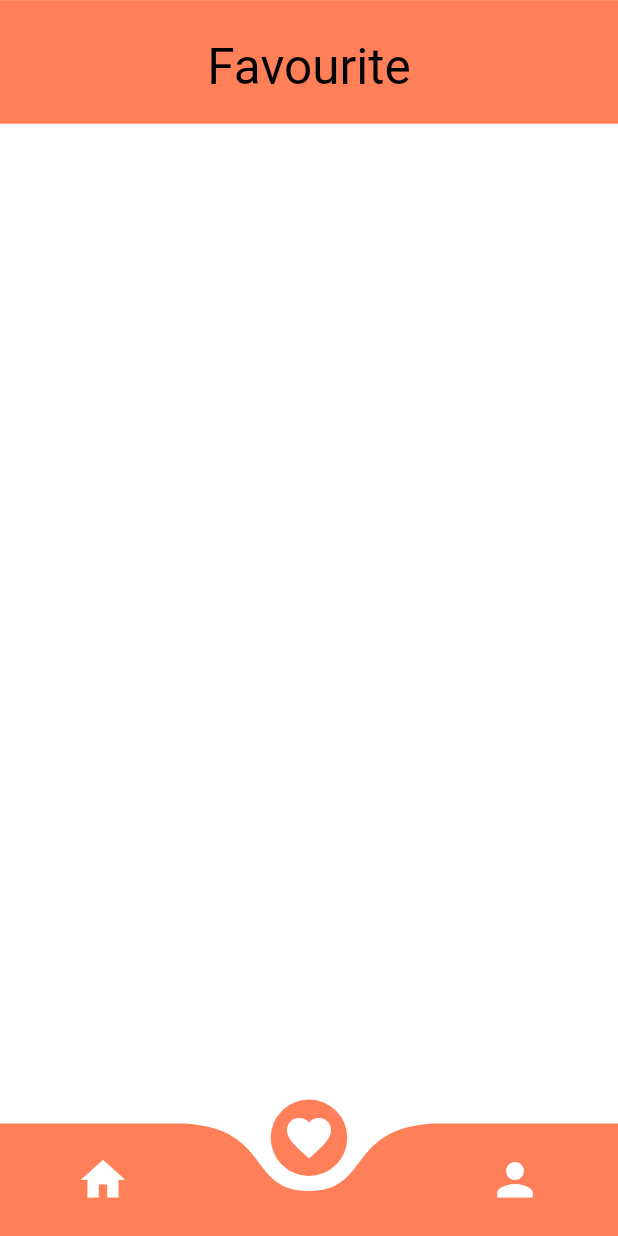
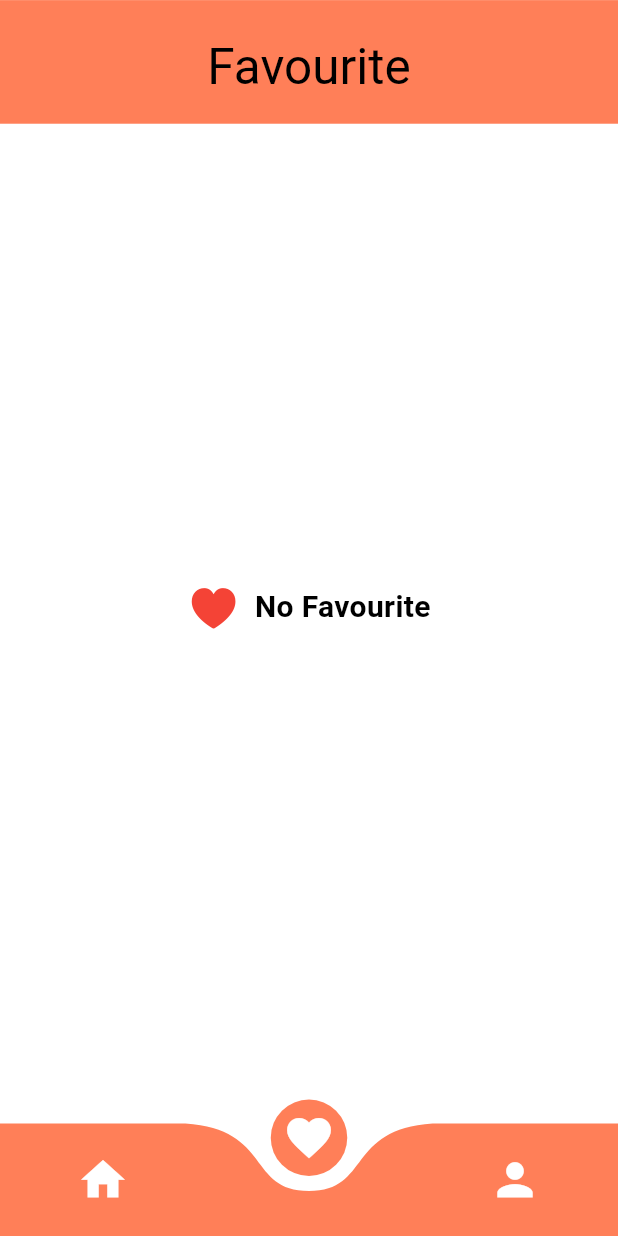
Before and after one commit to shabanbhatti/Watches-Ecommerce, a Flutter app: the BottomNavigationBarPage screen opened directly, item 2 of the bottom bar chosen, on a phone screen of 412 x 824 dp. Run offline on Flutter 3.47's test engine with Material 3 defaults, Android fonts, the phone set to English and light mode, and no system bars; drawn by our look-alikes of curved_navigation_bar; our stand-ins replace image_picker.

Commit message:
some changing
Is done now

```diff
--- a/lib/Dark & Light theme/dark_light_theme.dart
+++ b/lib/Dark & Light theme/dark_light_theme.dart
@@ -2,6 +2,7 @@ import 'package:flutter/material.dart';
 
 ThemeData lightTheme = ThemeData(
   scaffoldBackgroundColor: Colors.white,
+  brightness: Brightness.light,
   colorScheme: ColorScheme.light(
     primary: Colors.black,
     secondary: Colors.white,
@@ -12,6 +13,7 @@ ThemeData lightTheme = ThemeData(
 
 ThemeData darkTheme = ThemeData(
   scaffoldBackgroundColor: Colors.black,
+  brightness: Brightness.dark,
   colorScheme: ColorScheme.dark(
     primary: Colors.white,
     secondary: Colors.white,
--- a/lib/Favourite Page/favourite.dart
+++ b/lib/Favourite Page/favourite.dart
@@ -1,3 +1,4 @@
+import 'package:flutter/cupertino.dart';
 import 'package:flutter/material.dart';
 import 'package:watches_ecommerce_/Home%20Screen/watch_container.dart';
 import 'package:watches_ecommerce_/UI%20helper/app_MAIN_color.dart';
@@ -16,11 +17,14 @@ class _FavouritePageState extends State<FavouritePage> {
     var mqSize = MediaQuery.of(context).size;
     return Center(
       child: CustomScrollView(
+        physics: BouncingScrollPhysics(),
         slivers: [
           SliverAppBar(
             expandedHeight: mqSize.height * 0.1,
             leading: SizedBox(),
             pinned: true,
+            snap: true,
+            floating: true,
             backgroundColor: myColor,
             flexibleSpace: FlexibleSpaceBar(
               title: Text('Favourite'),
@@ -29,7 +33,8 @@ class _FavouritePageState extends State<FavouritePage> {
             ),
           ),
 
-          SliverPadding(
+          (widget.favouriteList.isNotEmpty)
+              ? SliverPadding(
                 padding: EdgeInsets.only(right: 10, left: 10, top: 20),
                 sliver: SliverGrid.builder(
                   gridDelegate: SliverGridDelegateWithFixedCrossAxisCount(
@@ -52,6 +57,34 @@ class _FavouritePageState extends State<FavouritePage> {
                     );
                   },
                 ),
+              )
+              : SliverToBoxAdapter(
+                child: Column(
+                  mainAxisAlignment: MainAxisAlignment.center,
+                  children: [
+                    SizedBox(height: mqSize.height * 0.37),
+                    Row(
+                      mainAxisAlignment: MainAxisAlignment.center,
+                      children: [
+                        Icon(
+                          CupertinoIcons.heart_fill,
+                          color: Colors.red,
+                          size: 35,
+                        ),
+                        Padding(
+                          padding: EdgeInsets.only(left: 10),
+                          child: Text(
+                            'No Favourite',
+                            style: TextStyle(
+                              fontWeight: FontWeight.bold,
+                              fontSize: 20,
+                            ),
+                          ),
+                        ),
+                      ],
+                    ),
+                  ],
+                ),
               ),
         ],
       ),
--- a/lib/Second Login page/second_main_login_page.dart
+++ b/lib/Second Login page/second_main_login_page.dart
@@ -26,6 +26,12 @@ class _SecondPageLoginState extends State<SecondPageLogin> {
   var passwordFormKey = GlobalKey<FormState>();
   FocusNode passwordFocusNode = FocusNode();
 
+@override
+  void dispose() {
+    emailController.dispose();
+    passwordController.dispose();
+    super.dispose();
+  }
   @override
   Widget build(BuildContext context) {
     var mqSize = MediaQuery.of(context).size;
```
Lines whose indentation alone changed are shown as unchanged.
